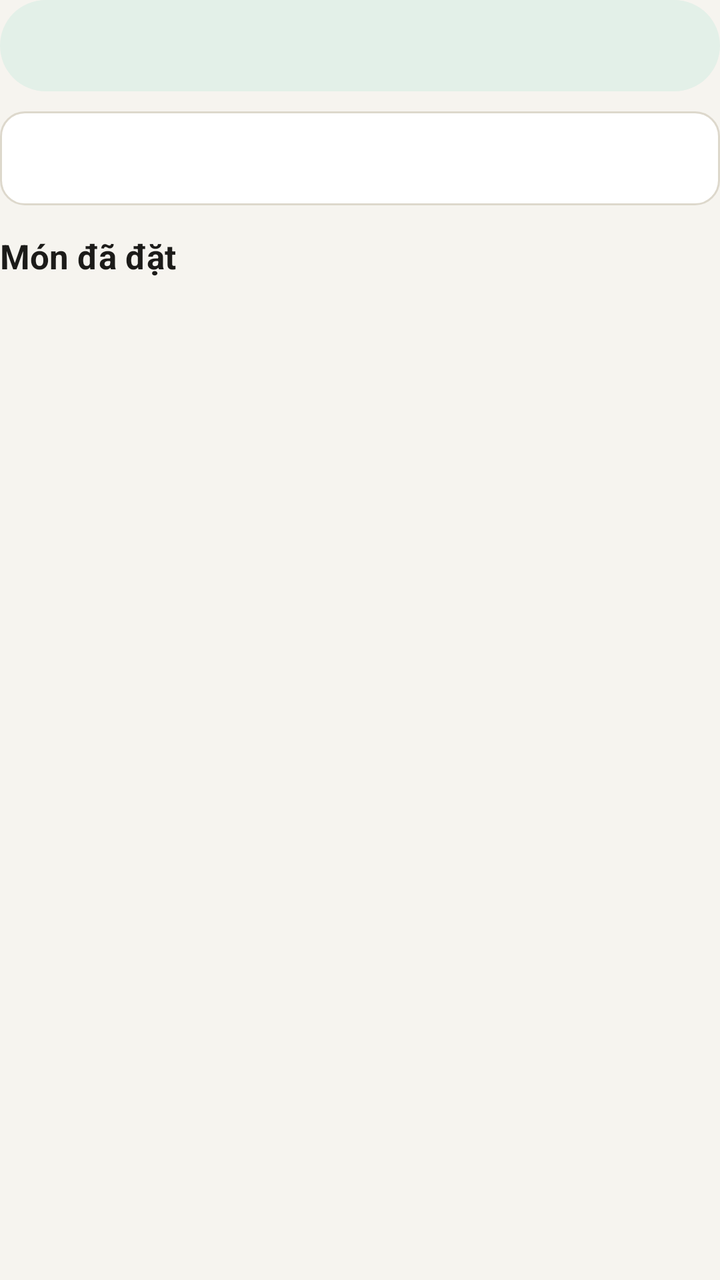
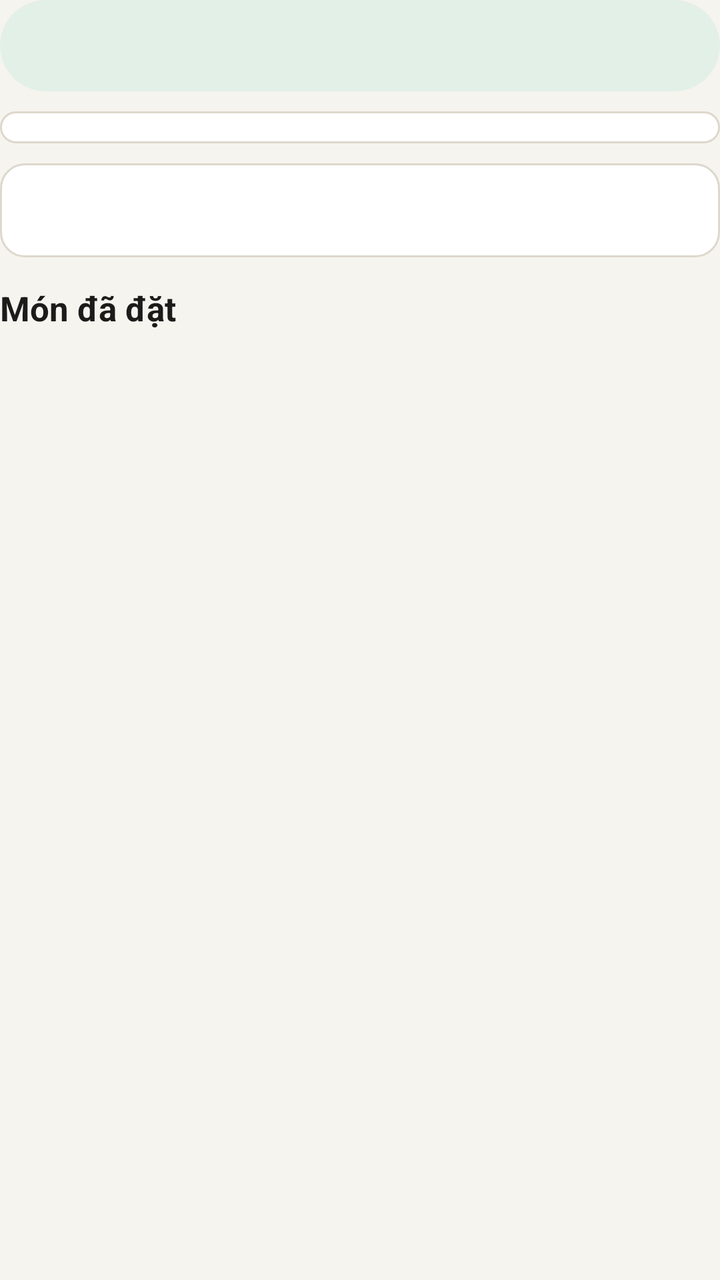

Screens rendered from an Android XML layout before and after an edit, with the pre-edit source and the edit as a unified diff.
<!-- AndroidManifest.xml: application theme Theme.DoAnAppGiaodoan -->
<!-- res/layout/header_order_detail.xml -->
<?xml version="1.0" encoding="utf-8"?>
<LinearLayout xmlns:android="http://schemas.android.com/apk/res/android"
    android:layout_width="match_parent" android:layout_height="wrap_content" android:orientation="vertical">
    <TextView android:id="@+id/tvStatus" android:layout_width="match_parent" android:layout_height="wrap_content"
        android:background="@drawable/bg_badge" android:gravity="center" android:padding="12dp"
        android:textColor="@color/primary_dark" android:textSize="16sp" android:textStyle="bold" />
    <TextView android:id="@+id/tvInfo" android:layout_width="match_parent" android:layout_height="wrap_content"
        android:layout_marginTop="10dp" android:background="@drawable/bg_card" android:lineSpacingExtra="4dp"
        android:padding="14dp" android:textColor="@color/ink" />
    <TextView style="@style/SectionTitle" android:layout_width="wrap_content" android:layout_height="wrap_content"
        android:layout_marginTop="14dp" android:layout_marginBottom="6dp" android:text="Món đã đặt" />
</LinearLayout>
<!-- resources referenced by this layout -->
<resources>
  <color name="ink">#1C1B19</color>
  <color name="primary_dark">#14502F</color>
  <!-- drawable bg_badge (drawable) -->
  <shape xmlns:android="http://schemas.android.com/apk/res/android">
      <solid android:color="@color/primary_light" />
      <corners android:radius="99dp" />
  </shape>
  <!-- drawable bg_card (drawable) -->
  <shape xmlns:android="http://schemas.android.com/apk/res/android">
      <solid android:color="@color/card" />
      <corners android:radius="12dp" />
      <stroke android:width="1dp" android:color="@color/line" />
  </shape>
  <style name="SectionTitle">
          <item name="android:textSize">17sp</item>
          <item name="android:textStyle">bold</item>
          <item name="android:textColor">@color/ink</item>
      </style>
  <style name="Theme.DoAnAppGiaodoan" parent="Base.Theme.DoAnAppGiaodoan" />
  <color name="primary_light">#E3F0E8</color>
  <color name="card">#FFFFFF</color>
  <color name="line">#DDD8CC</color>
  <style name="Base.Theme.DoAnAppGiaodoan" parent="Theme.Material3.Light.NoActionBar">
          <item name="colorPrimary">@color/primary</item>
          <item name="colorOnPrimary">@color/white</item>
          <item name="colorPrimaryContainer">@color/primary_light</item>
          <item name="colorOnPrimaryContainer">@color/primary_dark</item>
          <item name="colorSecondary">@color/primary</item>
          <item name="android:colorBackground">@color/bg</item>
          <item name="colorSurface">@color/white</item>
          <item name="android:windowLightStatusBar">true</item>
      </style>
  <color name="primary">#1E6B47</color>
  <color name="white">#FFFFFFFF</color>
  <color name="bg">#F6F4EF</color>
</resources>

<!-- the commit's change to res/layout/header_order_detail.xml (unified diff, before → after) -->
@@ -4,6 +4,10 @@
     <TextView android:id="@+id/tvStatus" android:layout_width="match_parent" android:layout_height="wrap_content"
         android:background="@drawable/bg_badge" android:gravity="center" android:padding="12dp"
         android:textColor="@color/primary_dark" android:textSize="16sp" android:textStyle="bold" />
+    
+    <LinearLayout android:id="@+id/llTimeline" android:layout_width="match_parent" android:layout_height="wrap_content"
+        android:layout_marginTop="10dp" android:background="@drawable/bg_card" android:orientation="vertical"
+        android:paddingStart="14dp" android:paddingTop="12dp" android:paddingEnd="14dp" android:paddingBottom="4dp" />
     <TextView android:id="@+id/tvInfo" android:layout_width="match_parent" android:layout_height="wrap_content"
         android:layout_marginTop="10dp" android:background="@drawable/bg_card" android:lineSpacingExtra="4dp"
         android:padding="14dp" android:textColor="@color/ink" />
